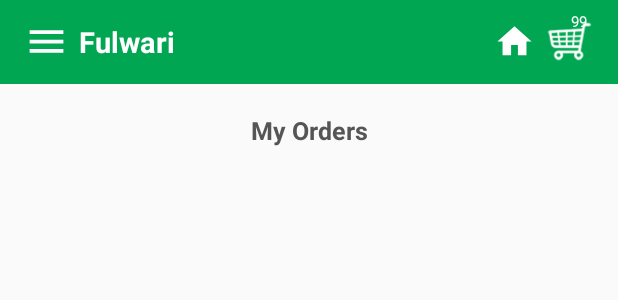
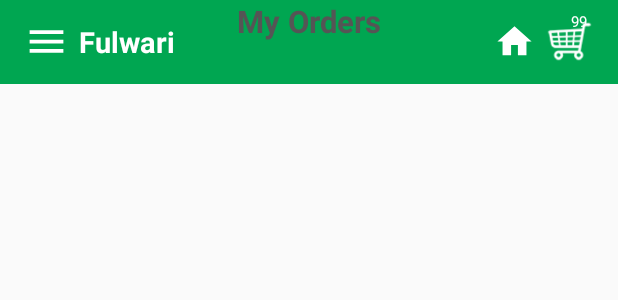
Before and after one commit to avik1990/Fulwari, an Android app: the layout activity_myorders.xml on its own in the app's theme, with its tools: preview values and no code run, on a phone screen of 412 x 824 dp. Shown: the top 300 px of the screen. Run offline under Robolectric (Android 15) with nearby library versions, the phone set to English and light mode, and no system bars; Roboto replaces fonts that are not available here.

Commit message:
code update

```diff
--- a/app/src/main/java/com/app/Fulwari/FlowerListActivity.java
+++ b/app/src/main/java/com/app/Fulwari/FlowerListActivity.java
@@ -88,6 +88,7 @@ public class FlowerListActivity extends AppCompatActivity implements View.OnClic
         searchEditText.setCursorVisible(true);
         //tv_pagename.setText(category_name);
         tv_pagename = findViewById(R.id.tv_pagename);
+        tv_pagename.setText("Make Your Own Pack");
         iv_home = findViewById(R.id.iv_home);
         iv_home.setOnClickListener(this);
         sub_category_id = getIntent().getExtras().getString("sub_category_id");
--- a/app/src/main/java/com/app/Fulwari/MonthlyCustompack.java
+++ b/app/src/main/java/com/app/Fulwari/MonthlyCustompack.java
@@ -87,6 +87,7 @@ public class MonthlyCustompack extends AppCompatActivity implements View.OnClick
         searchEditText.setCursorVisible(true);
         //tv_pagename.setText(category_name);
         tv_pagename = findViewById(R.id.tv_pagename);
+        tv_pagename.setText("Ready Monthly Pack");
         iv_home = findViewById(R.id.iv_home);
         iv_home.setOnClickListener(this);
         sub_category_id = getIntent().getExtras().getString("sub_category_id");
--- a/app/src/main/java/com/app/Fulwari/RegisterActivity.java
+++ b/app/src/main/java/com/app/Fulwari/RegisterActivity.java
@@ -85,7 +85,7 @@ public class RegisterActivity extends AppCompatActivity implements View.OnClickL
         et_zipcode = findViewById(R.id.et_zipcode);
 
 
-        et_zipcode.addTextChangedListener(new TextWatcher() {
+       /* et_zipcode.addTextChangedListener(new TextWatcher() {
             @Override
             public void beforeTextChanged(CharSequence s, int start, int count, int after) {
 
@@ -102,7 +102,7 @@ public class RegisterActivity extends AppCompatActivity implements View.OnClickL
             public void afterTextChanged(Editable s) {
 
             }
-        });
+        });*/
 
 
         btn_register = findViewById(R.id.btn_register);
@@ -266,8 +266,6 @@ public class RegisterActivity extends AppCompatActivity implements View.OnClickL
                             Preferences.set_city(mContext, loginResponse.getLoginData().get(0).getCity());
                             Preferences.set_state(mContext, loginResponse.getLoginData().get(0).getState());
                             Preferences.set_Zip(mContext, loginResponse.getLoginData().get(0).getZip());
-
-
                         }
                     } else {
                         Utility.showToastShort(mContext, registration.getMsg());
--- a/app/src/main/java/com/app/Fulwari/adapter/MyOrdersAdapter.java
+++ b/app/src/main/java/com/app/Fulwari/adapter/MyOrdersAdapter.java
@@ -87,7 +87,7 @@ public class MyOrdersAdapter extends RecyclerView.Adapter<MyOrdersAdapter.MyView
         movie = moviesList.get(position);
         holder.tv_date.setText(Utility.getFormasssttedDate(movie.getOrderDate()));
         holder.tv_totalitems.setText("Total Items : " + movie.getTotalItems());
-        holder.tv_totalprice.setText("Total Price : " + "\u20A8" + ". " + movie.getTotalPrice());
+        holder.tv_totalprice.setText("Total Price : " + "\u20B9" + ". " + movie.getTotalPrice());
         holder.tv_paymentstatus.setText("Payment Status : " + movie.getPaymentStatus());
         holder.tv_deliverystatus.setText("Delivery Status : " + movie.getDeliveryStatus());
         holder.tv_orderid.setText("Order Id : " + movie.getOrderId());
--- a/app/src/main/java/com/app/Fulwari/adapter/OrderedProductAdapter.java
+++ b/app/src/main/java/com/app/Fulwari/adapter/OrderedProductAdapter.java
@@ -81,10 +81,10 @@ public class OrderedProductAdapter extends RecyclerView.Adapter<OrderedProductAd
         holder.tv_productname.setText(movie.getProductName());
         holder.tv_id.setText(movie.getCartId());
         holder.et_qty.setText("Quantity: "+String.valueOf(movie.quantity));
-        holder.tv_price.setText("Subtotal: "+"\u20A8" + ". " + movie.getSubtotal());
+        holder.tv_price.setText("Subtotal: "+"\u20B9" + movie.getSubtotal());
 
         holder.tv_packetsize.setText(movie.packetSize);
-        holder.tv_unitprice.setText("Unit Price: "+"\u20A8" + ". " + String.valueOf(movie.unitPrice));
+        holder.tv_unitprice.setText("Unit Price: "+"\u20B9" + String.valueOf(movie.unitPrice));
         //holder.tv_quantity.setText("Packet      : " + String.valueOf(movie.quantity) + " Pc(s)");
        /* if (!movie.discount.equalsIgnoreCase("0")) {
             holder.tv_price.setVisibility(View.GONE);
--- a/app/src/main/res/layout/activity_myorders.xml
+++ b/app/src/main/res/layout/activity_myorders.xml
@@ -13,19 +13,14 @@
         android:layout_alignParentTop="true" />
 
     <TextView
-        android:id="@+id/tv_title"
-        android:layout_width="match_parent"
+        android:layout_width="wrap_content"
         android:layout_height="wrap_content"
-        android:layout_below="@+id/toolbar"
+        android:layout_below="@+id/logo"
         android:layout_centerHorizontal="true"
-        android:layout_gravity="center_horizontal"
-        android:layout_marginTop="@dimen/_15sdp"
-        android:gravity="center"
         android:text="My Orders"
         android:textColor="@color/black"
-        android:textSize="@dimen/_13sdp"
+        android:textSize="@dimen/_16sdp"
         android:textStyle="bold" />
-
 
     <LinearLayout
         android:layout_width="match_parent"
```
Also changed, not shown: app/src/main/java/com/app/Fulwari/ProductOrderDetails.java (+5 -10 lines), app/src/main/java/com/app/Fulwari/Shippingactivity.java (+59 -0 lines), app/src/main/res/layout/row_product_ordered.xml (+6 -6 lines).
